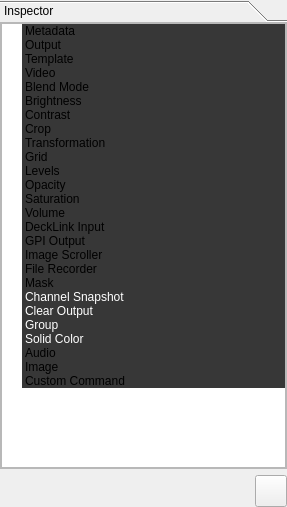
This is src/Widgets/Inspector/InspectorWidget.ui in CasparCG/client as Qt 5 draws it before an edit. The edited form follows.
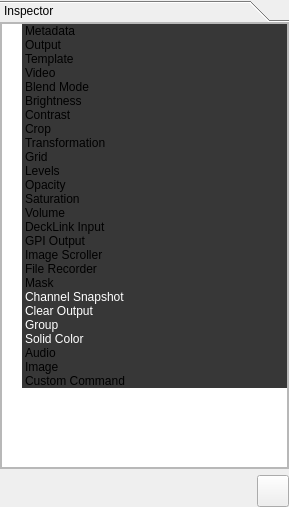
This is the edited form.

```diff
--- a/src/Widgets/Inspector/InspectorWidget.ui
+++ b/src/Widgets/Inspector/InspectorWidget.ui
@@ -6,10 +6,22 @@
    <rect>
     <x>0</x>
     <y>0</y>
-    <width>287</width>
+    <width>289</width>
     <height>507</height>
    </rect>
   </property>
+  <property name="sizePolicy">
+   <sizepolicy hsizetype="Preferred" vsizetype="Preferred">
+    <horstretch>0</horstretch>
+    <verstretch>0</verstretch>
+   </sizepolicy>
+  </property>
+  <property name="minimumSize">
+   <size>
+    <width>289</width>
+    <height>0</height>
+   </size>
+  </property>
   <property name="styleSheet">
    <string notr="true"/>
   </property>
@@ -36,7 +48,7 @@
        <rect>
         <x>0</x>
         <y>0</y>
-        <width>287</width>
+        <width>289</width>
         <height>446</height>
        </rect>
       </property>
@@ -72,7 +84,7 @@
            <rect>
             <x>0</x>
             <y>0</y>
-            <width>285</width>
+            <width>287</width>
             <height>444</height>
            </rect>
           </property>
```
